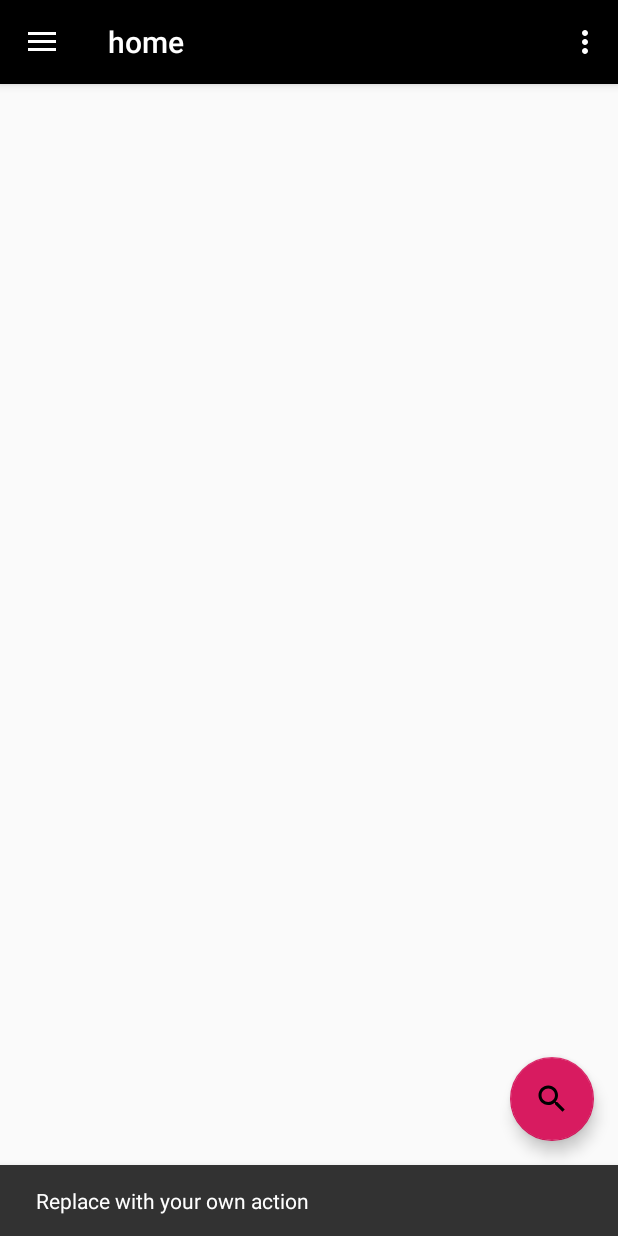
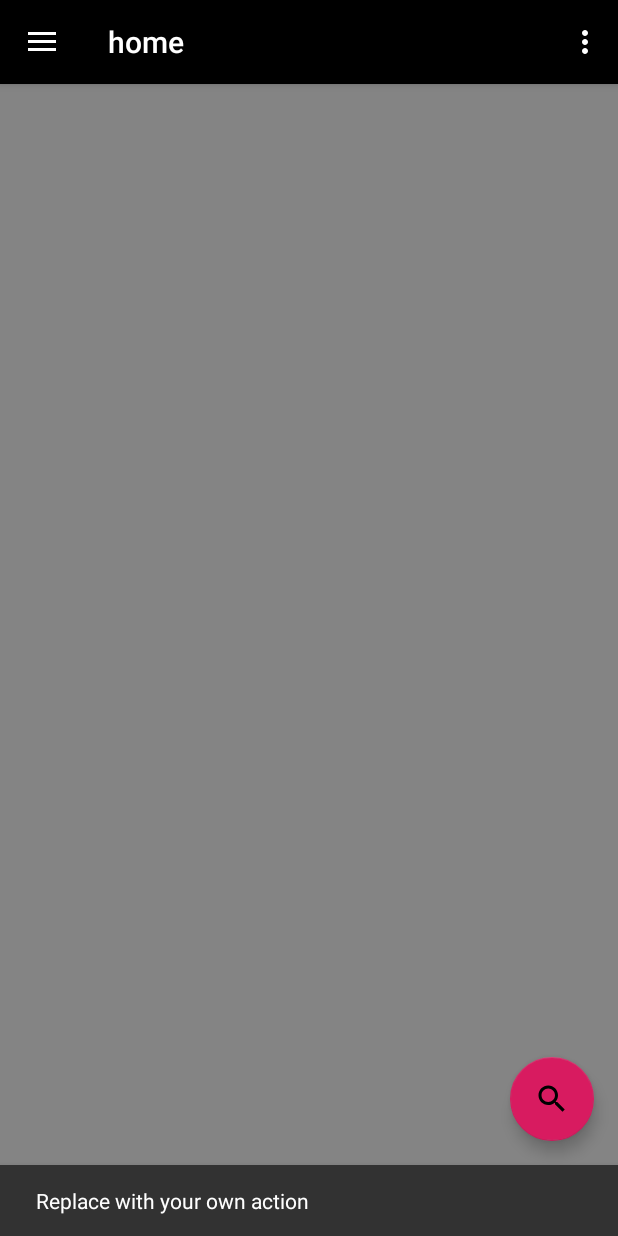
Before and after one commit to consocio/Biblio_sPaz, an Android app: the Home screen opened directly, with no data from a screen before it, after a tap on an icon or button, on a phone screen of 412 x 824 dp. Run offline under Robolectric (Android 15) with nearby library versions, the phone set to English and light mode, and no system bars; libraries missing offline, so code that uses them is left out: com.pixplicity.easyprefs; 2 statements that could not run were skipped.

Commit message:
implement fragments and recycleview WIP

```diff
--- a/app/build.gradle
+++ b/app/build.gradle
@@ -17,7 +17,7 @@ android {
         }
     }
 }
-repositories{
+repositories {
     mavenCentral()
     google()
 }
--- /dev/null
+++ b/app/src/main/java/com/example/consocio/bibliospaz/Adapter/RecycleAdapter.java
@@ -0,0 +1,74 @@
+package com.example.consocio.bibliospaz.Adapter;
+
+import android.content.Context;
+import android.support.annotation.NonNull;
+import android.support.v7.widget.RecyclerView;
+import android.util.Log;
+import android.view.LayoutInflater;
+import android.view.View;
+import android.view.ViewGroup;
+import android.widget.ImageView;
+import android.widget.TextView;
+
+import com.example.consocio.bibliospaz.BookItem;
+import com.example.consocio.bibliospaz.R;
+
+import java.util.ArrayList;
+
+public class RecycleAdapter extends RecyclerView.Adapter<RecycleAdapter.ViewHolder> {
+    private ArrayList<BookItem> bookList;
+    private Context context;
+    public RecycleAdapter(Context context,ArrayList<BookItem> bookList) {
+        this.bookList = bookList;
+
+        this.context = context;
+    }
+
+
+
+    @NonNull
+    @Override
+    public ViewHolder onCreateViewHolder(@NonNull ViewGroup viewGroup, int i) {
+        View v=LayoutInflater.from(viewGroup.getContext()).inflate(R.layout.layout_books,viewGroup,false);
+        ViewHolder holder= new ViewHolder(v);
+        return holder;
+
+    }
+
+    @Override
+    public void onBindViewHolder(@NonNull ViewHolder viewHolder, int i) {
+        viewHolder.title.setText(bookList.get(i).getTitolo());
+        viewHolder.date.setText(bookList.get(i).getData());
+        viewHolder.author.setText(bookList.get(i).getAutore());
+        //viewHolder.preview.setImage(bookList.get(i).getUrlImg());
+        viewHolder.category.setText(bookList.get(i).getCategoria());
+
+        Log.i("title",bookList.get(0).getCategoria());
+
+
+    }
+
+    @Override
+    public int getItemCount() {
+        return 0;
+    }
+
+    public class ViewHolder extends RecyclerView.ViewHolder {
+        private TextView title,author,date,category;
+        private ImageView preview;
+
+        public ViewHolder(View itemView){
+            super (itemView);
+            title=itemView.findViewById(R.id.book_title);
+            author = itemView.findViewById(R.id.book_author);
+            date = itemView.findViewById(R.id.book_published);
+            category = itemView.findViewById(R.id.book_published);
+            preview = itemView.findViewById(R.id.book_photo);
+
+
+
+        }
+    }
+
+
+}
--- /dev/null
+++ b/app/src/main/java/com/example/consocio/bibliospaz/BookFragment.java
@@ -0,0 +1,113 @@
+package com.example.consocio.bibliospaz;
+
+import android.content.Context;
+import android.net.Uri;
+import android.os.Bundle;
+import android.support.v4.app.Fragment;
+import android.support.v7.widget.LinearLayoutManager;
+import android.support.v7.widget.RecyclerView;
+import android.view.LayoutInflater;
+import android.view.View;
+import android.view.ViewGroup;
+
+import com.example.consocio.bibliospaz.Adapter.RecycleAdapter;
+
+import java.util.ArrayList;
+
+
+/**
+ * A simple {@link Fragment} subclass.
+ * Activities that contain this fragment must implement the
+ * {@link BookFragment.OnFragmentInteractionListener} interface
+ * to handle interaction events.
+ * Use the {@link BookFragment#newInstance} factory method to
+ * create an instance of this fragment.
+ */
+public class BookFragment extends Fragment {
+    // TODO: Rename parameter arguments, choose names that match
+    // the fragment initialization parameters, e.g. ARG_ITEM_NUMBER
+    private static final String ARG_PARAM1 = "param1";
+    private static final String ARG_PARAM2 = "param2";
+    private RecyclerView recyclerView;
+    private RecycleAdapter mAdapter;
+    private ArrayList<BookItem> bookArr = new ArrayList<>();
+    // TODO: Rename and change types of parameters
+    private String mParam1;
+    private String mParam2;
+
+    private OnFragmentInteractionListener mListener;
+
+    public BookFragment() {
+        // Required empty public constructor
+    }
+
+    /**
+     * Use this factory method to create a new instance of
+     * this fragment using the provided parameters.
+     *
+     * @param param1 Parameter 1.
+     * @param param2 Parameter 2.
+     * @return A new instance of fragment BookFragment.
+     */
+    // TODO: Rename and change types and number of parameters
+    public static BookFragment newInstance(String param1, String param2) {
+        BookFragment fragment = new BookFragment();
+        Bundle args = new Bundle();
+        args.putString(ARG_PARAM1, param1);
+        args.putString(ARG_PARAM2, param2);
+        fragment.setArguments(args);
+        return fragment;
+    }
+
+    @Override
+    public void onCreate(Bundle savedInstanceState) {
+        super.onCreate(savedInstanceState);
+        if (getArguments() != null) {
+            mParam1 = getArguments().getString(ARG_PARAM1);
+            mParam2 = getArguments().getString(ARG_PARAM2);
+        }
+    }
+
+    @Override
+    public View onCreateView(LayoutInflater inflater, ViewGroup container,
+                             Bundle savedInstanceState) {
+        // Inflate the layout for this fragment
+        View v = inflater.inflate(R.layout.fragment_book, container, false);
+        recyclerView = v.findViewById(R.id.recycler_books);
+        recyclerView.setHasFixedSize(true);
+        bookArr.add(new BookItem("jfjfd","fbcfdb","fbbgdbdb","xbfxfbx"));
+        bookArr.add(new BookItem("jfjfd","fbcfdb","fbbgdbdb","xbfxfbx"));
+        bookArr.add(new BookItem("jfjfd","fbcfdb","fbbgdbdb","xbfxfbx"));
+        mAdapter = new RecycleAdapter(getContext(),bookArr);
+
+        LinearLayoutManager llm = new LinearLayoutManager(getContext());
+        llm.setOrientation(LinearLayoutManager.VERTICAL);
+        recyclerView.setLayoutManager(llm);
+        recyclerView.setAdapter(mAdapter);
+        return v;
+    }
+
+    // TODO: Rename method, update argument and hook method into UI event
+    public void onButtonPressed(Uri uri) {
+        if (mListener != null) {
+            mListener.onFragmentInteraction(uri);
+        }
+    }
+
+
+
+    /**
+     * This interface must be implemented by activities that contain this
+     * fragment to allow an interaction in this fragment to be communicated
+     * to the activity and potentially other fragments contained in that
+     * activity.
+     * <p>
+     * See the Android Training lesson <a href=
+     * "http://developer.android.com/training/basics/fragments/communicating.html"
+     * >Communicating with Other Fragments</a> for more information.
+     */
+    public interface OnFragmentInteractionListener {
+        // TODO: Update argument type and name
+        void onFragmentInteraction(Uri uri);
+    }
+}
--- a/app/src/main/java/com/example/consocio/bibliospaz/Home.java
+++ b/app/src/main/java/com/example/consocio/bibliospaz/Home.java
@@ -1,8 +1,11 @@
 package com.example.consocio.bibliospaz;
 
+import android.app.FragmentTransaction;
 import android.os.Bundle;
 import android.support.design.widget.FloatingActionButton;
 import android.support.design.widget.Snackbar;
+
+import android.support.v7.widget.RecyclerView;
 import android.util.Log;
 import android.view.View;
 import android.support.design.widget.NavigationView;
@@ -31,6 +34,7 @@ public class Home extends AppCompatActivity
     private String token;
     private String name = "";
     private String email = "";
+    private RecyclerView rec;
 
     @Override
     protected void onCreate(Bundle savedInstanceState) {
@@ -40,6 +44,7 @@ public class Home extends AppCompatActivity
         setSupportActionBar(toolbar);
         userMail = findViewById(R.id.user_Mail);
         userName = findViewById(R.id.user_Name);
+        rec =findViewById(R.id.recycler_books);
         token = "Bearer ";
         token += Prefs.getString("token",null);
 
@@ -49,6 +54,9 @@ public class Home extends AppCompatActivity
             public void onClick(View view) {
                 Snackbar.make(view, "Replace with your own action", Snackbar.LENGTH_LONG)
                         .setAction("Action", null).show();
+                BookFragment frag = new BookFragment();
+                getSupportFragmentManager().beginTransaction()
+                        .add(R.id.layhome,  frag).commit();
             }
         });
 
@@ -63,6 +71,8 @@ public class Home extends AppCompatActivity
         View header = navigationView.getHeaderView(0);
         userMail = (TextView) header.findViewById(R.id.user_Mail);
         userName = (TextView) header.findViewById(R.id.user_Name);
+
+
 
         userInfo();
     }
@@ -93,11 +103,20 @@ public class Home extends AppCompatActivity
     @Override
     public boolean onNavigationItemSelected(MenuItem item) {
         int id = item.getItemId();
+        BookFragment bookfra;
+        FragmentTransaction transaction = getFragmentManager().beginTransaction();
         switch (id){
             case R.id.barcode_scan:
                 break;
             case R.id.elencoLibri:
+                android.support.v4.app.FragmentTransaction ft = getSupportFragmentManager().beginTransaction();
+                // Replace the contents of the container with the new fragment
+                ft.replace(R.id.conthome, new BookFragment());
+                // or ft.add(R.id.your_placeholder, new FooFragment());
+                // Complete the changes added above
+                ft.commit();
                 break;
+
             case R.id.addBook:
                 break;
             case R.id.settings:
--- a/app/src/main/res/layout/activity_main.xml
+++ b/app/src/main/res/layout/activity_main.xml
@@ -10,7 +10,7 @@
 
     <EditText
         android:id="@+id/user"
-        android:text=""
+        android:text="buscainofra@gmail.com"
         android:layout_width="0dp"
         android:layout_height="wrap_content"
         android:layout_marginStart="68dp"
@@ -28,7 +28,7 @@
 
     <EditText
         android:id="@+id/password"
-        android:text=""
+        android:text="dioporco"
         android:layout_width="0dp"
         android:layout_height="wrap_content"
         android:layout_marginStart="68dp"
--- a/app/src/main/res/layout/content_home.xml
+++ b/app/src/main/res/layout/content_home.xml
@@ -3,14 +3,17 @@
     xmlns:app="http://schemas.android.com/apk/res-auto"
     xmlns:tools="http://schemas.android.com/tools"
     android:layout_width="match_parent"
+    android:id="@+id/layhome"
     android:layout_height="match_parent"
     app:layout_behavior="@string/appbar_scrolling_view_behavior"
     tools:context=".Home"
     tools:showIn="@layout/app_bar_home">
 
-    <android.support.v7.widget.RecyclerView
-        android:id="@+id/recycler_books"
-        android:scrollbars="vertical"
+    <FrameLayout
+        android:id="@+id/conthome"
         android:layout_width="match_parent"
-        android:layout_height="match_parent"/>
+        android:layout_height="match_parent">
+    </FrameLayout>
+
+
 </android.support.constraint.ConstraintLayout>
--- /dev/null
+++ b/app/src/main/res/layout/fragment_book.xml
@@ -0,0 +1,16 @@
+<?xml version="1.0" encoding="utf-8"?>
+<FrameLayout xmlns:android="http://schemas.android.com/apk/res/android"
+    xmlns:tools="http://schemas.android.com/tools"
+    android:layout_width="match_parent"
+    android:layout_height="match_parent"
+    tools:context=".BookFragment">
+
+    <!-- TODO: Update blank fragment layout -->
+    <android.support.v7.widget.RecyclerView
+        android:id="@+id/recycler_books"
+        android:scrollbars="vertical"
+        android:layout_width="match_parent"
+        android:layout_height="match_parent"
+        android:background="#848484"/>
+
+</FrameLayout>
--- a/app/src/main/res/values/strings.xml
+++ b/app/src/main/res/values/strings.xml
@@ -7,4 +7,7 @@
     <string name="nav_header_subtitle">android.studio@android.com</string>
     <string name="nav_header_desc">Navigation header</string>
     <string name="action_settings">Settings</string>
+
+    <!-- TODO: Remove or change this placeholder text -->
+    <string name="hello_blank_fragment">Hello blank fragment</string>
 </resources>
```
Also changed, not shown: app/src/main/java/com/example/consocio/bibliospaz/BookItem.java (added, +65 -0 lines), app/src/main/res/layout/layout_books.xml (+28 -22 lines).
